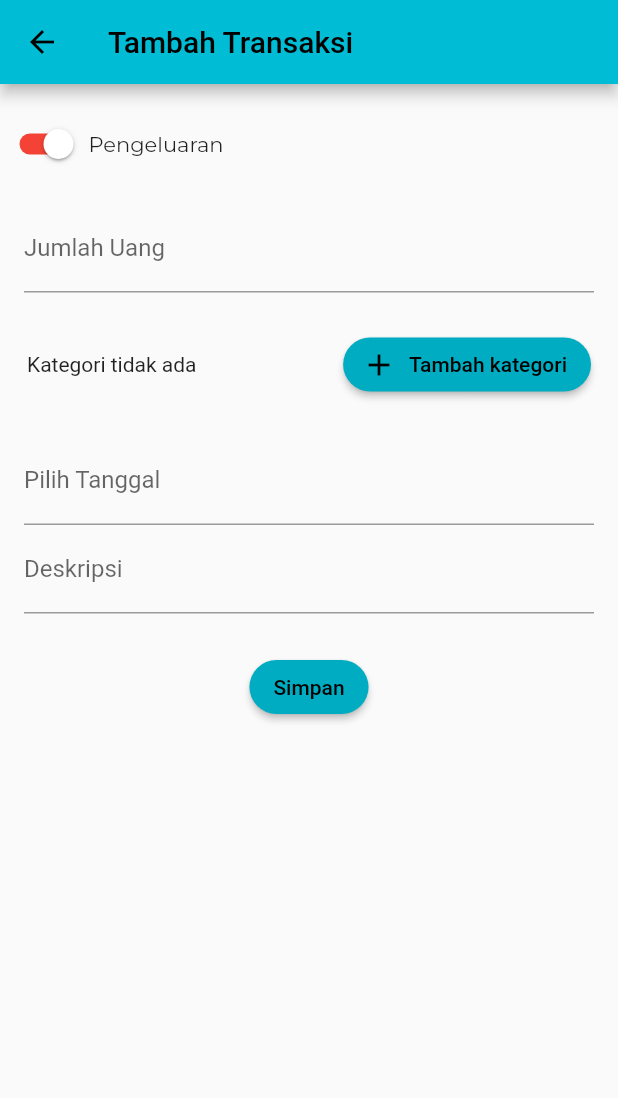
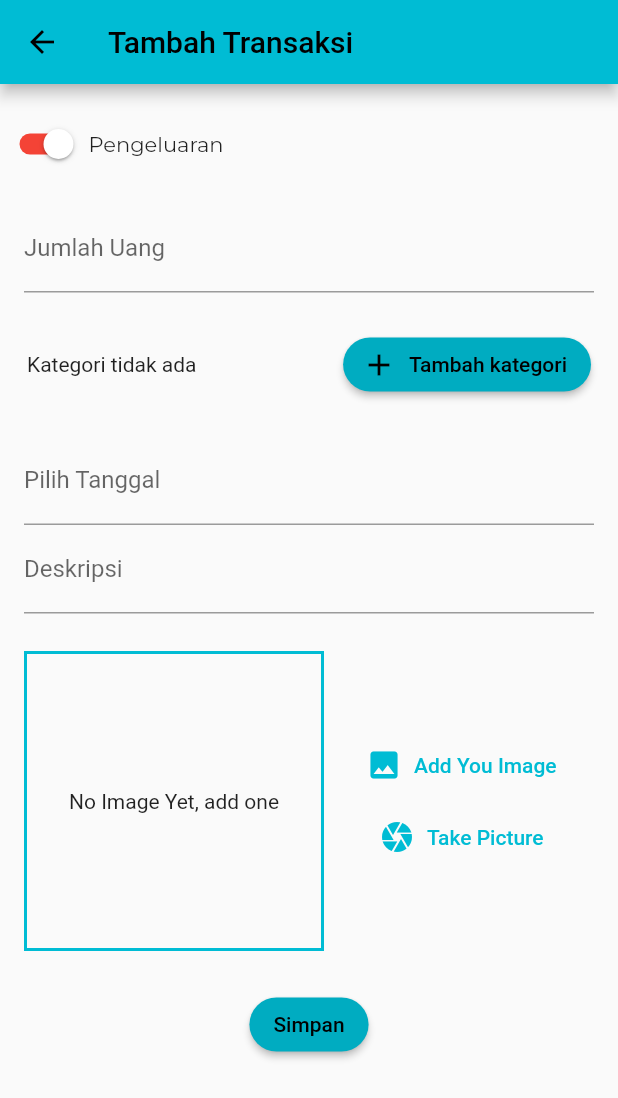
Before and after one commit to SabRyan-Holmes/sisa-saku, a Flutter app: the TransactionPage screen opened directly, on a phone screen of 412 x 824 dp. Shown: the top 1098 px of the screen. Run offline on Flutter 3.47's test engine with Material 2 defaults, Android fonts, the phone set to English and light mode, and no system bars; our stand-ins replace drift, google_fonts, image_picker; missing offline and left inert: calendar_appbar; accounts and stored records are empty; generated files the repository leaves out were written again.

Commit message:
tampilan buat upload image dari gallery/camera

```diff
--- a/lib/pages/transaction_page.dart
+++ b/lib/pages/transaction_page.dart
@@ -4,6 +4,8 @@ import 'package:intl/intl.dart';
 import 'package:sisasaku/models/database.dart';
 import 'package:sisasaku/models/transaction_with_category.dart';
 import 'package:sisasaku/pages/main_page.dart';
+import 'package:sisasaku/widgets/image_input.dart';
+import 'dart:io';
 
 class TransactionPage extends StatefulWidget {
   final TransactionWithCategory? transactionWithCategory;
@@ -79,6 +81,12 @@ class _TransactionPageState extends State<TransactionPage> {
       transactionDate,
       deskripsi,
     );
+  }
+
+  // Parameter untuk ImageInput
+  File? savedImage;
+  void savedImages(File image) {
+    savedImage = image;
   }
 
   @override
@@ -307,6 +315,13 @@ class _TransactionPageState extends State<TransactionPage> {
               SizedBox(
                 height: 25,
               ),
+              Padding(
+                padding: const EdgeInsets.symmetric(horizontal: 16),
+                child: ImageInput(imagesaveat: savedImages),
+              ),
+              SizedBox(
+                height: 25,
+              ),
               Center(
                 child: ElevatedButton(
                   onPressed: () async {
--- /dev/null
+++ b/lib/widgets/image_input.dart
@@ -0,0 +1,88 @@
+import 'package:flutter/material.dart';
+import 'dart:io';
+import 'package:image_picker/image_picker.dart';
+import 'package:path/path.dart' as path;
+import 'package:path_provider/path_provider.dart' as syspath;
+
+class ImageInput extends StatefulWidget {
+  final Function imagesaveat;
+  // ImageInput(this.imagesaveat);
+  const ImageInput({super.key, required this.imagesaveat});
+  @override
+  State<ImageInput> createState() => _ImageInputState();
+}
+
+class _ImageInputState extends State<ImageInput> {
+  File? _imageFile;
+
+  Future<void> _takePicture() async {
+    final picker = ImagePicker();
+    final imageFile =
+        await picker.pickImage(source: ImageSource.camera, maxWidth: 600);
+    if (imageFile == null) {
+      return;
+    }
+
+    setState(() {
+      _imageFile == File(imageFile.path);
+    });
+
+    final apDir = await syspath.getApplicationDocumentsDirectory();
+    final fileName = path.basename(imageFile.path);
+    final saveImagepath = await _imageFile!.copy('${apDir.path}/$fileName');
+
+    widget.imagesaveat(saveImagepath);
+  }
+
+  Future<void> _galleryPicture() async {
+    final picker = ImagePicker();
+    final imageFile =
+        await picker.pickImage(source: ImageSource.gallery, maxWidth: 600);
+    if (imageFile == null) {
+      return;
+    }
+
+    setState(() {
+      _imageFile == File(imageFile.path);
+    });
+
+    final apDir = await syspath.getApplicationDocumentsDirectory();
+    final fileName = path.basename(imageFile.path);
+    final saveImagepath = await _imageFile!.copy('${apDir.path}/$fileName');
+
+    widget.imagesaveat(saveImagepath);
+  }
+
+  @override
+  Widget build(BuildContext context) {
+    return Row(
+      children: [
+        Container(
+            height: 200,
+            width: 200,
+            decoration:
+                BoxDecoration(border: Border.all(width: 2, color: Colors.cyan)),
+            // ignore: unnecessary_null_comparison
+            child: _imageFile != null
+                ? Image.file(_imageFile!, fit: BoxFit.cover)
+                : Center(
+                    child: Text('No Image Yet, add one'),
+                  )),
+        SizedBox(width: 20),
+        Column(
+          crossAxisAlignment: CrossAxisAlignment.center,
+          children: [
+            TextButton.icon(
+                onPressed: _galleryPicture,
+                icon: Icon(Icons.image),
+                label: Text('Add You Image')),
+            TextButton.icon(
+                onPressed: _takePicture,
+                icon: Icon(Icons.camera),
+                label: Text('Take Picture')),
+          ],
+        ),
+      ],
+    );
+  }
+}
```
Also changed, not shown: lib/widgets/my_input_screen.dart (added).
